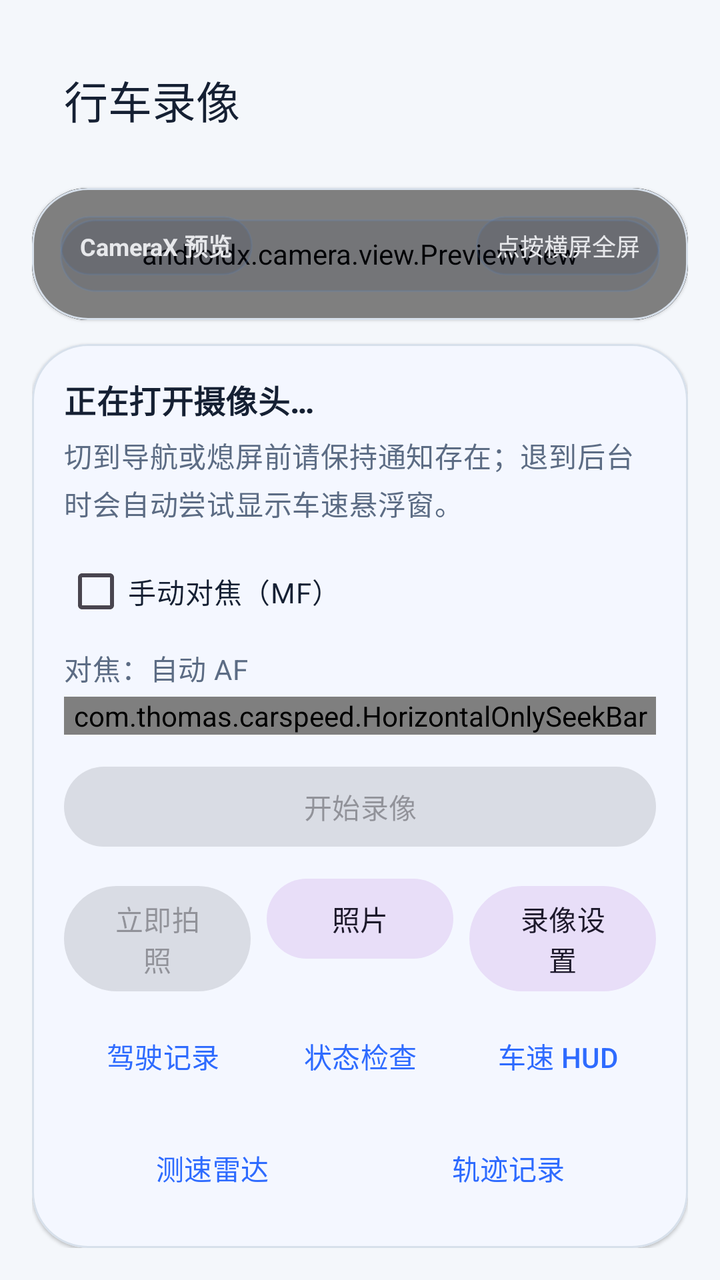
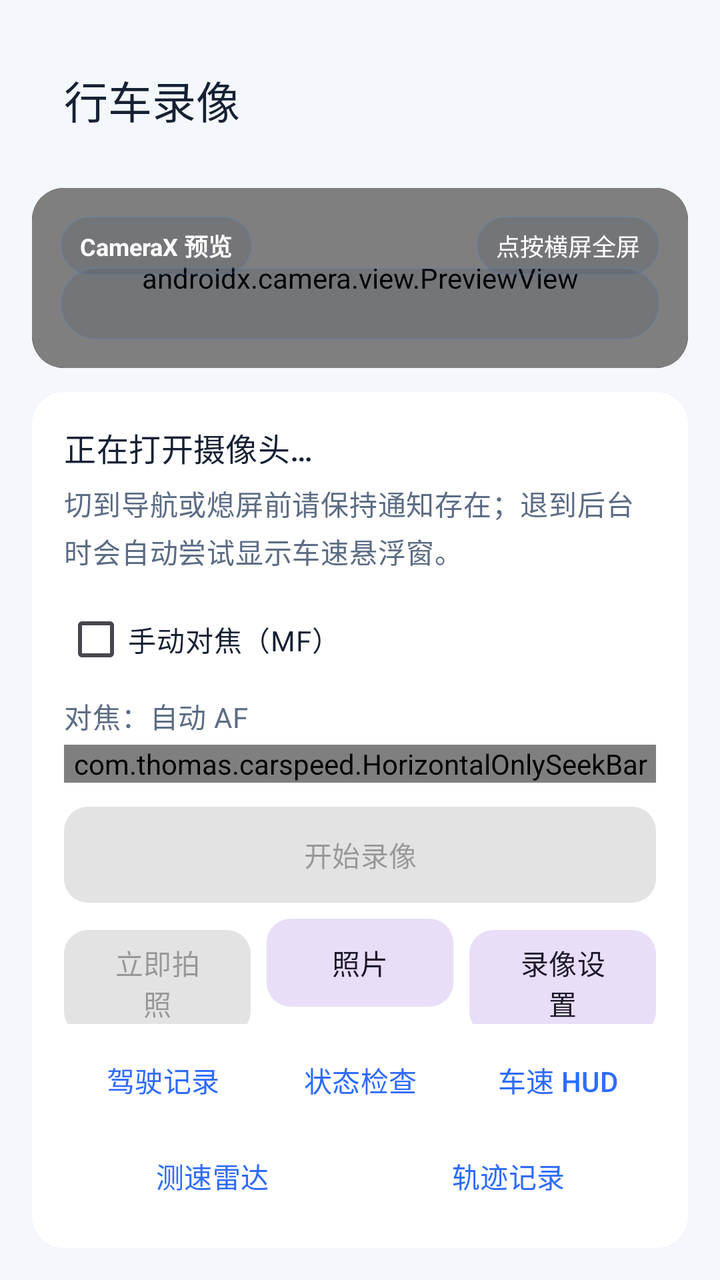

Compare the two renders of this Android layout. The source of the first and the diff that turns it into the second are given below.
<!-- AndroidManifest.xml: application theme Theme.CarSpeed -->
<!-- res/layout/activity_camera_record.xml -->
<?xml version="1.0" encoding="utf-8"?>
<LinearLayout xmlns:android="http://schemas.android.com/apk/res/android"
    xmlns:app="http://schemas.android.com/apk/res-auto"
    android:layout_width="match_parent"
    android:layout_height="match_parent"
    android:background="@color/brand_sand"
    android:orientation="vertical"
    android:paddingStart="16dp"
    android:paddingTop="18dp"
    android:paddingEnd="16dp"
    android:paddingBottom="16dp">

    <com.google.android.material.appbar.MaterialToolbar
        android:id="@+id/toolbar"
        android:layout_width="match_parent"
        android:layout_height="wrap_content"
        android:backgroundTint="@android:color/transparent"
        app:title="@string/camera_record_title"
        app:titleTextColor="@color/text_primary" />

    <com.google.android.material.card.MaterialCardView
        android:id="@+id/previewCard"
        style="@style/Widget.CarSpeed.Card"
        android:layout_width="match_parent"
        android:layout_height="0dp"
        android:layout_marginTop="12dp"
        android:layout_weight="1"
        android:clickable="true"
        android:focusable="true">

        <FrameLayout
            android:layout_width="match_parent"
            android:layout_height="match_parent"
            android:background="@android:color/black">

            <androidx.camera.view.PreviewView
                android:id="@+id/previewView"
                android:layout_width="match_parent"
                android:layout_height="match_parent"
                android:background="@android:color/black"
                app:implementationMode="compatible" />

            <com.thomas.carspeed.AspectRatioTextureView
                android:id="@+id/recordingTextureView"
                android:layout_width="match_parent"
                android:layout_height="match_parent"
                android:layout_gravity="center"
                android:visibility="gone" />

            <com.thomas.carspeed.PlateOverlayView
                android:id="@+id/plateOverlayView"
                android:layout_width="match_parent"
                android:layout_height="match_parent"
                android:visibility="gone" />

            <TextView
                android:layout_width="wrap_content"
                android:layout_height="wrap_content"
                android:layout_gravity="top|start"
                android:layout_margin="14dp"
                android:background="@drawable/overlay_chip_dark_bg"
                android:paddingStart="10dp"
                android:paddingTop="6dp"
                android:paddingEnd="10dp"
                android:paddingBottom="6dp"
                android:text="@string/camera_preview_badge"
                android:textColor="@android:color/white"
                android:textSize="12sp"
                android:textStyle="bold" />

            <TextView
                android:layout_width="wrap_content"
                android:layout_height="wrap_content"
                android:layout_gravity="top|end"
                android:layout_margin="14dp"
                android:background="@drawable/overlay_chip_dark_bg"
                android:paddingStart="10dp"
                android:paddingTop="6dp"
                android:paddingEnd="10dp"
                android:paddingBottom="6dp"
                android:text="@string/preview_fullscreen_hint"
                android:textColor="@android:color/white"
                android:textSize="12sp" />

            <TextView
                android:id="@+id/tvPreviewTimer"
                android:layout_width="wrap_content"
                android:layout_height="wrap_content"
                android:layout_gravity="top|center_horizontal"
                android:layout_marginTop="14dp"
                android:background="@drawable/overlay_chip_dark_bg"
                android:paddingStart="12dp"
                android:paddingTop="6dp"
                android:paddingEnd="12dp"
                android:paddingBottom="6dp"
                android:textColor="@android:color/white"
                android:textSize="14sp"
                android:textStyle="bold"
                android:visibility="gone" />

            <TextView
                android:id="@+id/tvPreviewOverlay"
                android:layout_width="match_parent"
                android:layout_height="wrap_content"
                android:layout_gravity="bottom"
                android:layout_margin="14dp"
                android:background="@drawable/overlay_chip_dark_bg"
                android:lineSpacingExtra="3dp"
                android:padding="10dp"
                android:textColor="@android:color/white"
                android:textSize="12sp" />
        </FrameLayout>
    </com.google.android.material.card.MaterialCardView>

    <com.google.android.material.card.MaterialCardView
        style="@style/Widget.CarSpeed.Card"
        android:layout_width="match_parent"
        android:layout_height="wrap_content"
        android:layout_marginTop="12dp">

        <LinearLayout
            android:layout_width="match_parent"
            android:layout_height="wrap_content"
            android:orientation="vertical"
            android:padding="16dp">

            <TextView
                android:id="@+id/tvCameraStatus"
                android:layout_width="match_parent"
                android:layout_height="wrap_content"
                android:text="@string/camera_opening"
                android:textAppearance="@style/TextAppearance.CarSpeed.SectionTitle" />

            <TextView
                android:id="@+id/tvSavedPath"
                android:layout_width="match_parent"
                android:layout_height="wrap_content"
                android:layout_marginTop="6dp"
                android:text="@string/video_background_hint"
                android:textAppearance="@style/TextAppearance.CarSpeed.Body" />

            <CheckBox
                android:id="@+id/cbManualFocus"
                android:layout_width="match_parent"
                android:layout_height="wrap_content"
                android:layout_marginTop="10dp"
                android:text="@string/manual_focus_toggle"
                android:textColor="@color/text_primary" />

            <TextView
                android:id="@+id/tvFocusInlineLabel"
                android:layout_width="match_parent"
                android:layout_height="wrap_content"
                android:layout_marginTop="4dp"
                android:text="@string/focus_auto_label"
                android:textAppearance="@style/TextAppearance.CarSpeed.Body" />

            <com.thomas.carspeed.HorizontalOnlySeekBar
                android:id="@+id/sbInlineFocus"
                android:layout_width="match_parent"
                android:layout_height="wrap_content"
                android:layout_marginTop="4dp"
                android:max="100"
                android:progress="10" />

            <com.google.android.material.button.MaterialButton
                android:id="@+id/btnRecordVideo"
                style="@style/Widget.Material3.Button"
                android:layout_width="match_parent"
                android:layout_height="wrap_content"
                android:layout_marginTop="12dp"
                android:enabled="false"
                android:text="@string/video_start_recording" />

            <LinearLayout
                android:layout_width="match_parent"
                android:layout_height="wrap_content"
                android:layout_marginTop="8dp"
                android:orientation="horizontal">

                <com.google.android.material.button.MaterialButton
                    android:id="@+id/btnTakePhoto"
                    style="@style/Widget.Material3.Button.TonalButton"
                    android:layout_width="0dp"
                    android:layout_height="wrap_content"
                    android:layout_weight="1"
                    android:enabled="false"
                    android:text="@string/take_photo_now" />

                <com.google.android.material.button.MaterialButton
                    android:id="@+id/btnOpenPhotos"
                    style="@style/Widget.Material3.Button.TonalButton"
                    android:layout_width="0dp"
                    android:layout_height="wrap_content"
                    android:layout_marginStart="8dp"
                    android:layout_weight="1"
                    android:text="@string/photo_gallery_title" />

                <com.google.android.material.button.MaterialButton
                    android:id="@+id/btnOpenSettings"
                    style="@style/Widget.Material3.Button.TonalButton"
                    android:layout_width="0dp"
                    android:layout_height="wrap_content"
                    android:layout_marginStart="8dp"
                    android:layout_weight="1"
                    android:text="@string/dashcam_settings_title" />
            </LinearLayout>

            <LinearLayout
                android:layout_width="match_parent"
                android:layout_height="wrap_content"
                android:layout_marginTop="8dp"
                android:orientation="horizontal">

                <com.google.android.material.button.MaterialButton
                    android:id="@+id/btnOpenHistory"
                    style="@style/Widget.Material3.Button.TextButton"
                    android:layout_width="0dp"
                    android:layout_height="wrap_content"
                    android:layout_weight="1"
                    android:text="@string/history_title" />

                <com.google.android.material.button.MaterialButton
                    android:id="@+id/btnOpenStatus"
                    style="@style/Widget.Material3.Button.TextButton"
                    android:layout_width="0dp"
                    android:layout_height="wrap_content"
                    android:layout_weight="1"
                    android:text="@string/status_check_title" />

                <com.google.android.material.button.MaterialButton
                    android:id="@+id/btnOpenHud"
                    style="@style/Widget.Material3.Button.TextButton"
                    android:layout_width="0dp"
                    android:layout_height="wrap_content"
                    android:layout_weight="1"
                    android:text="@string/speed_hud_title" />

            </LinearLayout>

            <LinearLayout
                android:layout_width="match_parent"
                android:layout_height="wrap_content"
                android:layout_marginTop="8dp"
                android:orientation="horizontal">

                <com.google.android.material.button.MaterialButton
                    android:id="@+id/btnOpenRadar"
                    style="@style/Widget.Material3.Button.TextButton"
                    android:layout_width="0dp"
                    android:layout_height="wrap_content"
                    android:layout_weight="1"
                    android:text="@string/radar_settings_short_title" />

                <com.google.android.material.button.MaterialButton
                    android:id="@+id/btnOpenTrack"
                    style="@style/Widget.Material3.Button.TextButton"
                    android:layout_width="0dp"
                    android:layout_height="wrap_content"
                    android:layout_weight="1"
                    android:text="@string/track_settings_short_title" />
            </LinearLayout>
        </LinearLayout>
    </com.google.android.material.card.MaterialCardView>
</LinearLayout>
<!-- resources referenced by this layout -->
<resources>
  <color name="brand_sand">#F4F7FB</color>
  <color name="text_primary">#152033</color>
  <!-- drawable overlay_chip_dark_bg (drawable) -->
  <?xml version="1.0" encoding="utf-8"?>
  <shape xmlns:android="http://schemas.android.com/apk/res/android" android:shape="rectangle">
      <corners android:radius="18dp" />
      <solid android:color="#1A13233A" />
      <stroke
          android:width="1dp"
          android:color="#335D87C4" />
  </shape>
  <string name="camera_opening">正在打开摄像头…</string>
  <string name="camera_preview_badge">CameraX 预览</string>
  <string name="camera_record_title">行车录像</string>
  <string name="dashcam_settings_title">录像设置</string>
  <string name="focus_auto_label">对焦：自动 AF</string>
  <string name="history_title">驾驶记录</string>
  <string name="manual_focus_toggle">手动对焦（MF）</string>
  <string name="photo_gallery_title">照片</string>
  <string name="preview_fullscreen_hint">点按横屏全屏</string>
  <string name="radar_settings_short_title">测速雷达</string>
  <string name="speed_hud_title">车速 HUD</string>
  <string name="status_check_title">状态检查</string>
  <string name="take_photo_now">立即拍照</string>
  <string name="track_settings_short_title">轨迹记录</string>
  <string name="video_background_hint">切到导航或熄屏前请保持通知存在；退到后台时会自动尝试显示车速悬浮窗。</string>
  <string name="video_start_recording">开始录像</string>
  <style name="TextAppearance.CarSpeed.Body" parent="TextAppearance.Material3.BodyMedium">
          <item name="android:textColor">@color/text_secondary</item>
      </style>
  <style name="TextAppearance.CarSpeed.SectionTitle" parent="TextAppearance.Material3.TitleMedium">
          <item name="android:textColor">@color/text_primary</item>
          <item name="android:textStyle">bold</item>
      </style>
  <style name="Widget.CarSpeed.Card" parent="Widget.Material3.CardView.Elevated">
          <item name="cardBackgroundColor">@color/surface_primary</item>
          <item name="strokeColor">@color/divider_soft</item>
          <item name="strokeWidth">1dp</item>
          <item name="cardCornerRadius">28dp</item>
      </style>
  <style name="Theme.CarSpeed" parent="Theme.Material3.DayNight.NoActionBar">
          <item name="colorPrimary">@color/brand_blue</item>
          <item name="colorSecondary">@color/brand_teal</item>
          <item name="colorSurface">@color/surface_primary</item>
          <item name="android:colorBackground">@color/brand_sand</item>
          <item name="android:statusBarColor">@android:color/transparent</item>
          <item name="android:navigationBarColor">@color/brand_navy</item>
          <item name="android:windowLightStatusBar">true</item>
          <item name="materialCardViewFilledStyle">@style/Widget.CarSpeed.Card</item>
      </style>
  <color name="text_secondary">#5C6C84</color>
  <color name="surface_primary">#FFFFFF</color>
  <color name="divider_soft">#D7E0EB</color>
  <color name="brand_blue">#2E6BFF</color>
  <color name="brand_teal">#1FB8A6</color>
  <color name="brand_navy">#0E1A2B</color>
</resources>

<!-- the commit's change to res/layout/activity_camera_record.xml (unified diff, before → after) -->
@@ -1,14 +1,19 @@
 <?xml version="1.0" encoding="utf-8"?>
-<LinearLayout xmlns:android="http://schemas.android.com/apk/res/android"
+<ScrollView xmlns:android="http://schemas.android.com/apk/res/android"
     xmlns:app="http://schemas.android.com/apk/res-auto"
     android:layout_width="match_parent"
     android:layout_height="match_parent"
     android:background="@color/brand_sand"
-    android:orientation="vertical"
-    android:paddingStart="16dp"
-    android:paddingTop="18dp"
-    android:paddingEnd="16dp"
-    android:paddingBottom="16dp">
+    android:fillViewport="true">
+
+    <LinearLayout
+        android:layout_width="match_parent"
+        android:layout_height="wrap_content"
+        android:orientation="vertical"
+        android:paddingStart="16dp"
+        android:paddingTop="18dp"
+        android:paddingEnd="16dp"
+        android:paddingBottom="16dp">
 
     <com.google.android.material.appbar.MaterialToolbar
         android:id="@+id/toolbar"
@@ -165,7 +170,7 @@
 
             <com.google.android.material.button.MaterialButton
                 android:id="@+id/btnRecordVideo"
-                style="@style/Widget.Material3.Button"
+                style="@style/Widget.CarSpeed.Button"
                 android:layout_width="match_parent"
                 android:layout_height="wrap_content"
                 android:layout_marginTop="12dp"
@@ -180,7 +185,7 @@
 
                 <com.google.android.material.button.MaterialButton
                     android:id="@+id/btnTakePhoto"
-                    style="@style/Widget.Material3.Button.TonalButton"
+                    style="@style/Widget.CarSpeed.Button.Tonal"
                     android:layout_width="0dp"
                     android:layout_height="wrap_content"
                     android:layout_weight="1"
@@ -189,7 +194,7 @@
 
                 <com.google.android.material.button.MaterialButton
                     android:id="@+id/btnOpenPhotos"
-                    style="@style/Widget.Material3.Button.TonalButton"
+                    style="@style/Widget.CarSpeed.Button.Tonal"
                     android:layout_width="0dp"
                     android:layout_height="wrap_content"
                     android:layout_marginStart="8dp"
@@ -198,7 +203,7 @@
 
                 <com.google.android.material.button.MaterialButton
                     android:id="@+id/btnOpenSettings"
-                    style="@style/Widget.Material3.Button.TonalButton"
+                    style="@style/Widget.CarSpeed.Button.Tonal"
                     android:layout_width="0dp"
                     android:layout_height="wrap_content"
                     android:layout_marginStart="8dp"
@@ -214,7 +219,7 @@
 
                 <com.google.android.material.button.MaterialButton
                     android:id="@+id/btnOpenHistory"
-                    style="@style/Widget.Material3.Button.TextButton"
+                    style="@style/Widget.CarSpeed.Button.Text"
                     android:layout_width="0dp"
                     android:layout_height="wrap_content"
                     android:layout_weight="1"
@@ -222,7 +227,7 @@
 
                 <com.google.android.material.button.MaterialButton
                     android:id="@+id/btnOpenStatus"
-                    style="@style/Widget.Material3.Button.TextButton"
+                    style="@style/Widget.CarSpeed.Button.Text"
                     android:layout_width="0dp"
                     android:layout_height="wrap_content"
                     android:layout_weight="1"
@@ -230,7 +235,7 @@
 
                 <com.google.android.material.button.MaterialButton
                     android:id="@+id/btnOpenHud"
-                    style="@style/Widget.Material3.Button.TextButton"
+                    style="@style/Widget.CarSpeed.Button.Text"
                     android:layout_width="0dp"
                     android:layout_height="wrap_content"
                     android:layout_weight="1"
@@ -246,7 +251,7 @@
 
                 <com.google.android.material.button.MaterialButton
                     android:id="@+id/btnOpenRadar"
-                    style="@style/Widget.Material3.Button.TextButton"
+                    style="@style/Widget.CarSpeed.Button.Text"
                     android:layout_width="0dp"
                     android:layout_height="wrap_content"
                     android:layout_weight="1"
@@ -254,7 +259,7 @@
 
                 <com.google.android.material.button.MaterialButton
                     android:id="@+id/btnOpenTrack"
-                    style="@style/Widget.Material3.Button.TextButton"
+                    style="@style/Widget.CarSpeed.Button.Text"
                     android:layout_width="0dp"
                     android:layout_height="wrap_content"
                     android:layout_weight="1"
@@ -262,4 +267,5 @@
             </LinearLayout>
         </LinearLayout>
     </com.google.android.material.card.MaterialCardView>
-</LinearLayout>
+    </LinearLayout>
+</ScrollView>
<!-- resource entries referenced after the edit -->
@@ -32,13 +32,30 @@
       </style>
   <style name="TextAppearance.CarSpeed.SectionTitle" parent="TextAppearance.Material3.TitleMedium">
           <item name="android:textColor">@color/text_primary</item>
-          <item name="android:textStyle">bold</item>
+      </style>
+  <style name="Widget.CarSpeed.Button" parent="Widget.Material3.Button">
+          <item name="cornerRadius">12dp</item>
+          <item name="android:minHeight">48dp</item>
+          <item name="android:insetTop">0dp</item>
+          <item name="android:insetBottom">0dp</item>
+      </style>
+  <style name="Widget.CarSpeed.Button.Text" parent="Widget.Material3.Button.TextButton">
+          <item name="cornerRadius">12dp</item>
+          <item name="android:minHeight">40dp</item>
+          <item name="android:insetTop">0dp</item>
+          <item name="android:insetBottom">0dp</item>
+      </style>
+  <style name="Widget.CarSpeed.Button.Tonal" parent="Widget.Material3.Button.TonalButton">
+          <item name="cornerRadius">12dp</item>
+          <item name="android:minHeight">44dp</item>
+          <item name="android:insetTop">0dp</item>
+          <item name="android:insetBottom">0dp</item>
       </style>
   <style name="Widget.CarSpeed.Card" parent="Widget.Material3.CardView.Elevated">
           <item name="cardBackgroundColor">@color/surface_primary</item>
-          <item name="strokeColor">@color/divider_soft</item>
-          <item name="strokeWidth">1dp</item>
-          <item name="cardCornerRadius">28dp</item>
+          <item name="strokeWidth">0dp</item>
+          <item name="cardCornerRadius">16dp</item>
+          <item name="cardElevation">0dp</item>
       </style>
   <style name="Theme.CarSpeed" parent="Theme.Material3.DayNight.NoActionBar">
           <item name="colorPrimary">@color/brand_blue</item>
@@ -46,15 +63,15 @@
           <item name="colorSurface">@color/surface_primary</item>
           <item name="android:colorBackground">@color/brand_sand</item>
           <item name="android:statusBarColor">@android:color/transparent</item>
-          <item name="android:navigationBarColor">@color/brand_navy</item>
+          <item name="android:navigationBarColor">@color/brand_sand</item>
           <item name="android:windowLightStatusBar">true</item>
+          <item name="android:windowLightNavigationBar" tools:targetApi="27">true</item>
+          <item name="materialButtonStyle">@style/Widget.CarSpeed.Button</item>
           <item name="materialCardViewFilledStyle">@style/Widget.CarSpeed.Card</item>
       </style>
   <color name="text_secondary">#5C6C84</color>
   <color name="surface_primary">#FFFFFF</color>
-  <color name="divider_soft">#D7E0EB</color>
   <color name="brand_blue">#2E6BFF</color>
   <color name="brand_teal">#1FB8A6</color>
-  <color name="brand_navy">#0E1A2B</color>
 </resources>
 
